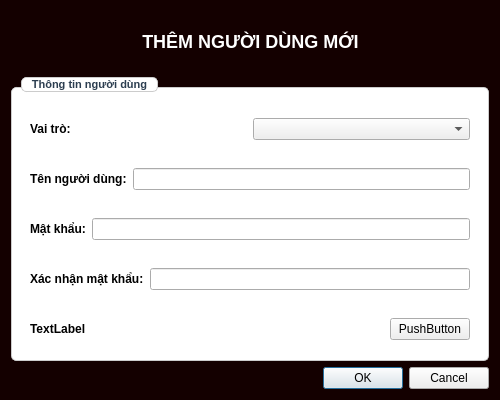
Qt form gui/addedituserdialog.ui (VanBao6002/PBL2_Appointment_Scheduling_System) before a commit.
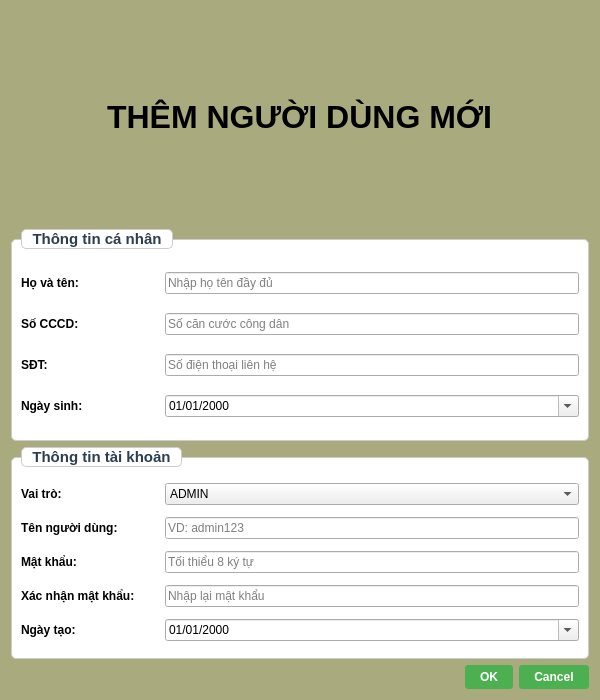
The same form after that commit.

Patch:
```diff
--- a/gui/addedituserdialog.ui
+++ b/gui/addedituserdialog.ui
@@ -6,76 +6,89 @@
    <rect>
     <x>0</x>
     <y>0</y>
-    <width>500</width>
-    <height>400</height>
+    <width>600</width>
+    <height>700</height>
    </rect>
   </property>
   <property name="windowTitle">
    <string>Thêm Người Dùng Mới</string>
   </property>
   <property name="styleSheet">
-   <string notr="true">QWidget#widgetTitleBar {
-    background: qlineargradient(x1:0, y1:0, x2:1, y2:0,
-        stop:0 #3498db, stop:1 #2980b9);
-    border-top-left-radius: 10px;
-    border-top-right-radius: 10px;
-    padding: 15px;
+   <string notr="true">QDialog {
+    background-color: #aaaa7f;
 }
-
-QLabel#lblTitle {
-    color: white;
-    font-size: 18px;
-    font-weight: bold;
-    font-family: &quot;Arial&quot;;
-}
-
-QPushButton#btnClose {
-    background-color: #e74c3c;
-    color: white;
+QLabel {
+    color: black;
+    background-color: transparent;
     border: none;
-    border-radius: 3px;
-    padding: 5px 10px;
     font-weight: bold;
 }
-
-QPushButton#btnClose:hover {
-    background-color: #c0392b;
-}
-
 QGroupBox {
     font-weight: bold;
-    font-size: 11px;
-    color: #2C3E50;
     border: 1px solid #CCCCCC;
     border-radius: 5px;
     margin-top: 10px;
     padding-top: 10px;
-    background-color: white;
 }
-
 QGroupBox::title {
     subcontrol-origin: margin;
     left: 10px;
     padding: 0 5px 0 5px;
-    font-size: 11px;
+}
+QPushButton {
+    background-color: #4CAF50;
+    color: white;
+    border: none;
+    padding: 5px 15px;
+    border-radius: 3px;
     font-weight: bold;
-    color: #2C3E50;
-    background-color: white;
 }
-QDialog {
-	background-color: rgb(20, 0, 0);
+QPushButton:hover {
+    background-color: #45A049;
+}
+QPushButton:pressed {
+    background-color: #3D8B40;
+}
+/* ButtonBox - nút Cancel (màu đỏ) */
+QDialogButtonBox QPushButton[text="Cancel"] {
+    background-color: #f44336;
+    color: white;
+    border: none;
+    padding: 8px 20px;
+    border-radius: 3px;
+    font-weight: bold;
+    min-width: 80px;
+}
+QDialogButtonBox QPushButton[text="Cancel"]:hover {
+    background-color: #d32f2f;
+}
+QDialogButtonBox QPushButton[text="Cancel"]:pressed {
+    background-color: #b71c1c;
+}
+/* ButtonBox - nút OK (màu xanh) */
+QDialogButtonBox QPushButton[text="OK"] {
+    background-color: #4CAF50;
+    color: white;
+    border: none;
+    padding: 8px 20px;
+    border-radius: 3px;
+    font-weight: bold;
+    min-width: 80px;
+}
+QDialogButtonBox QPushButton[text="OK"]:hover {
+    background-color: #45A049;
+}
+QDialogButtonBox QPushButton[text="OK"]:pressed {
+    background-color: #3D8B40;
 }</string>
   </property>
   <layout class="QVBoxLayout" name="verticalLayout">
    <item>
     <widget class="QWidget" name="widgetTitleBar" native="true">
-     <property name="minimumSize">
-      <size>
-       <width>0</width>
-       <height>60</height>
-      </size>
+     <property name="styleSheet">
+      <string notr="true">background-color: rgb(170, 170, 127);</string>
      </property>
-     <layout class="QHBoxLayout" name="horizontalLayout_5">
+     <layout class="QHBoxLayout" name="horizontalLayout_4">
       <item>
        <spacer name="horizontalSpacer">
         <property name="orientation">
@@ -90,17 +103,26 @@
        </spacer>
       </item>
       <item>
-       <widget class="QLabel" name="lblTitle">
+       <widget class="QLabel" name="labelTitle">
+        <property name="font">
+         <font>
+          <family>Segoe UI</family>
+          <pointsize>24</pointsize>
+          <italic>false</italic>
+          <bold>true</bold>
+         </font>
+        </property>
+        <property name="styleSheet">
+         <string notr="true">font: 700 24pt &quot;Segoe UI&quot;;
+color: black;</string>
+        </property>
         <property name="text">
          <string>THÊM NGƯỜI DÙNG MỚI</string>
         </property>
-        <property name="alignment">
-         <set>Qt::AlignmentFlag::AlignCenter</set>
-        </property>
        </widget>
       </item>
       <item>
-       <spacer name="horizontalSpacer_5">
+       <spacer name="horizontalSpacer_2">
         <property name="orientation">
          <enum>Qt::Orientation::Horizontal</enum>
         </property>
@@ -116,7 +138,15 @@
     </widget>
    </item>
    <item>
-    <widget class="QGroupBox" name="groupBoxUserInfo">
+    <widget class="QGroupBox" name="groupBoxPersonalInfo">
+     <property name="font">
+      <font>
+       <family>Arial</family>
+       <pointsize>11</pointsize>
+       <italic>false</italic>
+       <bold>true</bold>
+      </font>
+     </property>
      <property name="styleSheet">
       <string notr="true">QGroupBox {
     font: bold 11pt &quot;Arial&quot;;
@@ -127,7 +157,6 @@
     padding-top: 10px;
     background-color: white;
 }
-
 QGroupBox::title {
     subcontrol-origin: margin;
     subcontrol-position: top left;
@@ -136,118 +165,200 @@
     left: 10px;
     padding: 0 8px 0 8px;
     background-color: white;
+}</string>
+     </property>
+     <property name="title">
+      <string>Thông tin cá nhân</string>
+     </property>
+     <layout class="QGridLayout" name="gridLayoutPersonal">
+      <item row="0" column="0">
+       <widget class="QLabel" name="labelFullName">
+        <property name="text">
+         <string>Họ và tên:</string>
+        </property>
+       </widget>
+      </item>
+      <item row="0" column="1" colspan="3">
+       <widget class="QLineEdit" name="txtFullName">
+        <property name="placeholderText">
+         <string>Nhập họ tên đầy đủ</string>
+        </property>
+       </widget>
+      </item>
+      <item row="1" column="0">
+       <widget class="QLabel" name="labelCCCD">
+        <property name="text">
+         <string>Số CCCD:</string>
+        </property>
+       </widget>
+      </item>
+      <item row="1" column="1" colspan="3">
+       <widget class="QLineEdit" name="txtCCCD">
+        <property name="placeholderText">
+         <string>Số căn cước công dân</string>
+        </property>
+       </widget>
+      </item>
+      <item row="2" column="0">
+       <widget class="QLabel" name="labelPhone">
+        <property name="text">
+         <string>SĐT:</string>
+        </property>
+       </widget>
+      </item>
+      <item row="2" column="1" colspan="3">
+       <widget class="QLineEdit" name="txtPhone">
+        <property name="placeholderText">
+         <string>Số điện thoại liên hệ</string>
+        </property>
+       </widget>
+      </item>
+      <item row="3" column="0">
+       <widget class="QLabel" name="labelBirthday">
+        <property name="text">
+         <string>Ngày sinh:</string>
+        </property>
+       </widget>
+      </item>
+      <item row="3" column="1" colspan="3">
+       <widget class="QDateEdit" name="dateEditBirthday">
+        <property name="displayFormat">
+         <string>dd/MM/yyyy</string>
+        </property>
+        <property name="calendarPopup">
+         <bool>true</bool>
+        </property>
+       </widget>
+      </item>
+     </layout>
+    </widget>
+   </item>
+
+   <!-- ✅ NHÓM THÔNG TIN TÀI KHOẢN -->
+   <item>
+    <widget class="QGroupBox" name="groupBoxAccountInfo">
+     <property name="font">
+      <font>
+       <family>Arial</family>
+       <pointsize>11</pointsize>
+       <italic>false</italic>
+       <bold>true</bold>
+      </font>
+     </property>
+     <property name="styleSheet">
+      <string notr="true">QGroupBox {
+    font: bold 11pt &quot;Arial&quot;;
+    color: #2C3E50;
+    border: 1px solid #CCCCCC;
+    border-radius: 5px;
+    margin-top: 10px;
+    padding-top: 10px;
+    background-color: white;
 }
-QLabel {
-    color: black;
-    background-color: transparent;
-    border: none;
-    font-weight: bold;
+QGroupBox::title {
+    subcontrol-origin: margin;
+    subcontrol-position: top left;
+    border: 1px solid #CCCCCC;
+    border-radius: 5px;
+    left: 10px;
+    padding: 0 8px 0 8px;
+    background-color: white;
 }</string>
      </property>
      <property name="title">
-      <string>Thông tin người dùng</string>
+      <string>Thông tin tài khoản</string>
      </property>
-     <layout class="QVBoxLayout" name="verticalLayout_2" stretch="1,1,1,1,1">
-      <item>
-       <widget class="QWidget" name="widget" native="true">
-        <layout class="QHBoxLayout" name="horizontalLayout_3">
-         <item>
-          <widget class="QLabel" name="label">
-           <property name="text">
-            <string>Vai trò:</string>
-           </property>
-          </widget>
-         </item>
-         <item>
-          <widget class="QComboBox" name="cmbRole"/>
-         </item>
-        </layout>
+     <layout class="QGridLayout" name="gridLayoutAccount">
+      <item row="0" column="0">
+       <widget class="QLabel" name="labelRole">
+        <property name="text">
+         <string>Vai trò:</string>
+        </property>
        </widget>
       </item>
-      <item>
-       <widget class="QWidget" name="widget_4" native="true">
-        <layout class="QHBoxLayout" name="horizontalLayout_4">
-         <item>
-          <widget class="QLabel" name="label_4">
-           <property name="text">
-            <string>Tên người dùng:</string>
-           </property>
-          </widget>
-         </item>
-         <item>
-          <widget class="QLineEdit" name="txtUsername"/>
-         </item>
-        </layout>
+      <item row="0" column="1" colspan="3">
+       <widget class="QComboBox" name="cmbRole">
+        <item>
+         <property name="text">
+          <string>ADMIN</string>
+         </property>
+        </item>
+        <item>
+         <property name="text">
+          <string>ASSISTANT</string>
+         </property>
+        </item>
        </widget>
       </item>
-      <item>
-       <widget class="QWidget" name="widget_2" native="true">
-        <layout class="QHBoxLayout" name="horizontalLayout_2">
-         <item>
-          <widget class="QLabel" name="label_2">
-           <property name="text">
-            <string>Mật khẩu:</string>
-           </property>
-          </widget>
-         </item>
-         <item>
-          <widget class="QLineEdit" name="txtPassword"/>
-         </item>
-        </layout>
+      <item row="1" column="0">
+       <widget class="QLabel" name="labelUsername">
+        <property name="text">
+         <string>Tên người dùng:</string>
+        </property>
        </widget>
       </item>
-      <item>
-       <widget class="QWidget" name="widget_3" native="true">
-        <layout class="QHBoxLayout" name="horizontalLayout">
-         <item>
-          <widget class="QLabel" name="label_3">
-           <property name="text">
-            <string>Xác nhận mật khẩu:</string>
-           </property>
-          </widget>
-         </item>
-         <item>
-          <widget class="QLineEdit" name="txtConfirmPassword"/>
-         </item>
-        </layout>
+      <item row="1" column="1" colspan="3">
+       <widget class="QLineEdit" name="txtUsername">
+        <property name="placeholderText">
+         <string>VD: admin123</string>
+        </property>
        </widget>
       </item>
-      <item>
-       <widget class="QWidget" name="widget_5" native="true">
-        <layout class="QHBoxLayout" name="horizontalLayout_6" stretch="5,1,1">
-         <item>
-          <widget class="QLabel" name="label_5">
-           <property name="text">
-            <string>TextLabel</string>
-           </property>
+      <item row="2" column="0">
+       <widget class="QLabel" name="labelPassword">
+        <property name="text">
+         <string>Mật khẩu:</string>
+        </property>
+       </widget>
+      </item>
+      <item row="2" column="1" colspan="3">
+       <widget class="QLineEdit" name="txtPassword">
+        <property name="placeholderText">
+         <string>Tối thiểu 8 ký tự</string>
+        </property>
+        <property name="echoMode">
+         <enum>QLineEdit::Password</enum>
+        </property>
+       </widget>
+      </item>
+      <item row="3" column="0">
+       <widget class="QLabel" name="labelConfirmPassword">
+        <property name="text">
+         <string>Xác nhận mật khẩu:</string>
+        </property>
+       </widget>
+      </item>
+      <item row="3" column="1" colspan="3">
+       <widget class="QLineEdit" name="txtConfirmPassword">
+        <property name="placeholderText">
+         <string>Nhập lại mật khẩu</string>
+        </property>
+        <property name="echoMode">
+         <enum>QLineEdit::Password</enum>
+        </property>
+       </widget>
+      </item>
+      <item row="4" column="0">
+          <widget class="QLabel" name="labelCreationDate">
+              <property name="text">
+                  <string>Ngày tạo:</string>
+              </property>
           </widget>
-         </item>
-         <item>
-          <spacer name="horizontalSpacer_2">
-           <property name="orientation">
-            <enum>Qt::Orientation::Horizontal</enum>
-           </property>
-           <property name="sizeHint" stdset="0">
-            <size>
-             <width>40</width>
-             <height>20</height>
-            </size>
-           </property>
-          </spacer>
-         </item>
-         <item>
-          <widget class="QPushButton" name="pushButton">
-           <property name="text">
-            <string>PushButton</string>
-           </property>
+      </item>
+      <item row="4" column="1" colspan="3">
+          <widget class="QDateEdit" name="dateEditCreation">
+              <property name="displayFormat">
+                  <string>dd/MM/yyyy</string>
+              </property>
+              <property name="calendarPopup">
+                  <bool>true</bool>
+              </property>
           </widget>
-         </item>
-        </layout>
-       </widget>
       </item>
      </layout>
     </widget>
    </item>
+
    <item>
     <widget class="QDialogButtonBox" name="buttonBox">
      <property name="orientation">
```
Left out of the diff: 4 changed lines with no effect on the pictures.
